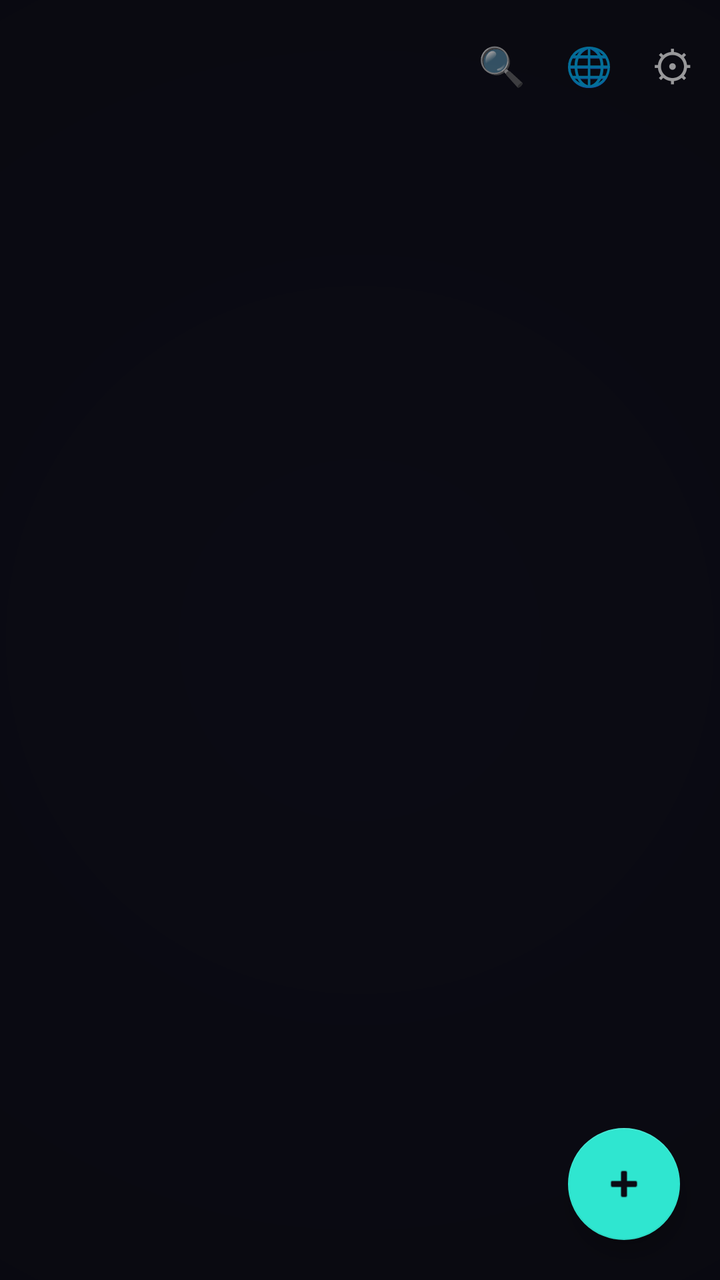
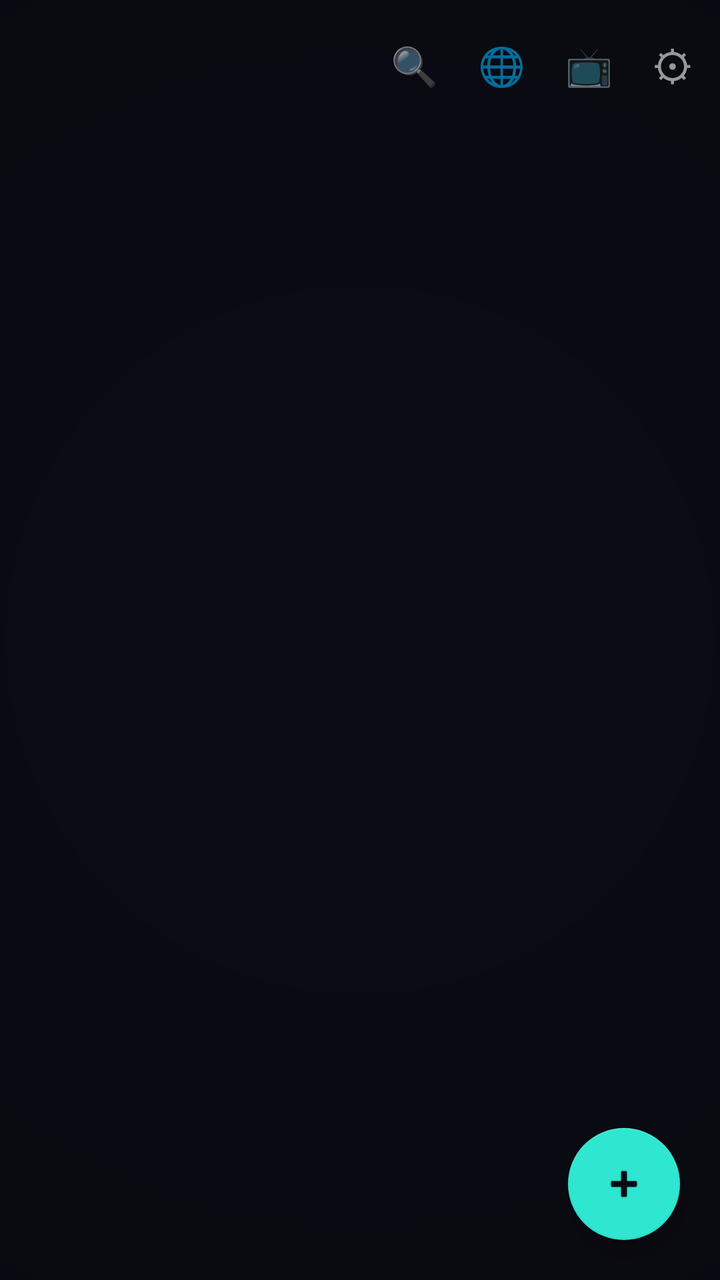

An Android layout rendered at two revisions. The XML below is the earlier revision; the diff shows what the commit changed to produce the second picture.
<!-- AndroidManifest.xml: application theme Theme.RetroTube -->
<!-- res/layout/activity_library.xml -->
<?xml version="1.0" encoding="utf-8"?>
<FrameLayout xmlns:android="http://schemas.android.com/apk/res/android"
    xmlns:app="http://schemas.android.com/apk/res-auto"
    android:layout_width="match_parent"
    android:layout_height="match_parent">

    <LinearLayout
        android:layout_width="match_parent"
        android:layout_height="match_parent"
        android:orientation="vertical">

        <LinearLayout
            android:layout_width="match_parent"
            android:layout_height="wrap_content"
            android:orientation="horizontal"
            android:gravity="center_vertical"
            android:paddingStart="16dp"
            android:paddingEnd="4dp"
            android:paddingVertical="8dp">

            <LinearLayout
                android:id="@+id/breadcrumbRow"
                android:layout_width="wrap_content"
                android:layout_height="wrap_content"
                android:orientation="horizontal"
                android:gravity="center_vertical"
                android:visibility="gone">

                <TextView
                    android:id="@+id/backButton"
                    android:layout_width="wrap_content"
                    android:layout_height="wrap_content"
                    android:text="←"
                    android:textSize="20sp"
                    android:textColor="@color/retro_teal"
                    android:padding="8dp"
                    android:background="?attr/selectableItemBackgroundBorderless" />

                <TextView
                    android:id="@+id/breadcrumbText"
                    android:layout_width="wrap_content"
                    android:layout_height="wrap_content"
                    android:layout_marginStart="4dp"
                    android:textSize="14sp"
                    android:maxLines="1"
                    android:ellipsize="start" />

                <TextView
                    android:id="@+id/editCollectionContentsButton"
                    android:layout_width="wrap_content"
                    android:layout_height="wrap_content"
                    android:layout_marginStart="6dp"
                    android:text="➕"
                    android:textSize="15sp"
                    android:padding="8dp"
                    android:contentDescription="@string/add_to_collection"
                    android:background="?attr/selectableItemBackgroundBorderless"
                    android:visibility="gone" />

            </LinearLayout>

            <View
                android:layout_width="0dp"
                android:layout_height="0dp"
                android:layout_weight="1" />

            <TextView
                android:id="@+id/searchToggleButton"
                android:layout_width="wrap_content"
                android:layout_height="wrap_content"
                android:text="🔍"
                android:textSize="19sp"
                android:padding="10dp"
                android:contentDescription="@string/search_hint"
                android:background="?attr/selectableItemBackgroundBorderless" />

            <TextView
                android:id="@+id/networkSharesButton"
                android:layout_width="wrap_content"
                android:layout_height="wrap_content"
                android:text="🌐"
                android:textSize="19sp"
                android:padding="10dp"
                android:contentDescription="@string/network_shares_title"
                android:background="?attr/selectableItemBackgroundBorderless" />

            <TextView
                android:id="@+id/settingsButton"
                android:layout_width="wrap_content"
                android:layout_height="wrap_content"
                android:text="⚙"
                android:textSize="21sp"
                android:padding="10dp"
                android:contentDescription="@string/global_settings"
                android:background="?attr/selectableItemBackgroundBorderless" />

        </LinearLayout>

        <LinearLayout
            android:id="@+id/searchRow"
            android:layout_width="match_parent"
            android:layout_height="wrap_content"
            android:orientation="horizontal"
            android:gravity="center_vertical"
            android:paddingHorizontal="16dp"
            android:paddingBottom="8dp"
            android:visibility="gone">

            <EditText
                android:id="@+id/searchField"
                android:layout_width="0dp"
                android:layout_height="wrap_content"
                android:layout_weight="1"
                android:layout_marginEnd="8dp"
                android:hint="@string/search_hint"
                android:inputType="text"
                android:maxLines="1"
                android:imeOptions="actionSearch"
                android:background="@color/retro_surface"
                android:paddingHorizontal="12dp"
                android:paddingVertical="8dp" />

            <TextView
                android:id="@+id/sortButton"
                android:layout_width="wrap_content"
                android:layout_height="wrap_content"
                android:text="@string/sort_name"
                android:textColor="@color/retro_teal"
                android:paddingHorizontal="12dp"
                android:paddingVertical="8dp"
                android:background="?attr/selectableItemBackground" />

        </LinearLayout>

        <TextView
            android:id="@+id/emptyLibraryText"
            android:layout_width="match_parent"
            android:layout_height="wrap_content"
            android:gravity="center"
            android:padding="32dp"
            android:text="@string/library_empty"
            android:visibility="gone" />

        <androidx.recyclerview.widget.RecyclerView
            android:id="@+id/libraryList"
            android:layout_width="match_parent"
            android:layout_height="0dp"
            android:layout_weight="1"
            android:clipToPadding="false"
            android:paddingBottom="88dp" />

    </LinearLayout>

    <View
        android:layout_width="match_parent"
        android:layout_height="match_parent"
        android:background="@drawable/chrome_vignette"
        android:clickable="false"
        android:focusable="false"
        android:importantForAccessibility="no" />

    <com.google.android.material.floatingactionbutton.FloatingActionButton
        android:id="@+id/addFolderButton"
        android:layout_width="wrap_content"
        android:layout_height="wrap_content"
        android:layout_gravity="bottom|end"
        android:layout_margin="20dp"
        android:contentDescription="@string/add_folder"
        android:src="@android:drawable/ic_input_add"
        app:backgroundTint="@color/retro_teal"
        app:tint="@color/retro_background"
        app:elevation="6dp" />

</FrameLayout>
<!-- resources referenced by this layout -->
<resources>
  <color name="retro_background">#0B0B14</color>
  <color name="retro_surface">#1A1A26</color>
  <color name="retro_teal">#2FE6D0</color>
  <!-- drawable chrome_vignette (drawable) -->
  <?xml version="1.0" encoding="utf-8"?>
  <shape xmlns:android="http://schemas.android.com/apk/res/android">
      <gradient
          android:type="radial"
          android:gradientRadius="480dp"
          android:centerX="0.5"
          android:centerY="0.5"
          android:startColor="#00000000"
          android:endColor="#3D000000" />
  </shape>
  <string name="add_folder">Add Folder</string>
  <string name="add_to_collection">Add to collection</string>
  <string name="global_settings">Default Settings</string>
  <string name="library_empty">No videos yet. Tap \"Add Folder\" to point RetroTube at a folder of videos.</string>
  <string name="network_shares_title">Network Shares</string>
  <string name="search_hint">Search this folder</string>
  <string name="sort_name">Sort: Name</string>
  <style name="Theme.RetroTube" parent="Theme.MaterialComponents.NoActionBar">
          <item name="colorPrimary">@color/retro_teal</item>
          <item name="colorPrimaryDark">@color/retro_background</item>
          <item name="colorOnPrimary">@color/retro_teal_on</item>
          <item name="colorSecondary">@color/retro_magenta</item>
          <item name="colorOnSecondary">@color/retro_magenta_on</item>
          <item name="colorSurface">@color/retro_surface</item>
          <item name="colorOnSurface">@color/retro_text_primary</item>
          <item name="colorOnBackground">@color/retro_text_primary</item>
          <item name="android:windowBackground">@color/retro_background</item>
          <item name="android:textColorPrimary">@color/retro_text_primary</item>
          <item name="android:textColorSecondary">@color/retro_text_muted</item>
          <item name="radioButtonStyle">@style/Widget.RetroTube.RadioButton</item>
          <item name="switchStyle">@style/Widget.RetroTube.Switch</item>
      </style>
  <color name="retro_teal_on">#05201C</color>
  <color name="retro_magenta">#FF2E88</color>
  <color name="retro_magenta_on">#2B0716</color>
  <color name="retro_text_primary">#F2F2F5</color>
  <color name="retro_text_muted">#9098A6</color>
  <style name="Widget.RetroTube.RadioButton" parent="Widget.MaterialComponents.CompoundButton.RadioButton">
          <item name="android:minHeight">56dp</item>
          <item name="android:paddingVertical">10dp</item>
          <item name="android:paddingStart">4dp</item>
          <item name="android:gravity">center_vertical</item>
      </style>
  <style name="Widget.RetroTube.Switch" parent="Widget.MaterialComponents.CompoundButton.Switch">
          <item name="android:minHeight">56dp</item>
          <item name="android:paddingVertical">10dp</item>
          <item name="android:paddingStart">4dp</item>
          <item name="android:gravity">center_vertical</item>
      </style>
</resources>

<!-- the commit's change to res/layout/activity_library.xml (unified diff, before → after) -->
@@ -82,6 +82,16 @@
                 android:textSize="19sp"
                 android:padding="10dp"
                 android:contentDescription="@string/network_shares_title"
+                android:background="?attr/selectableItemBackgroundBorderless" />
+
+            <TextView
+                android:id="@+id/tvModeButton"
+                android:layout_width="wrap_content"
+                android:layout_height="wrap_content"
+                android:text="📺"
+                android:textSize="19sp"
+                android:padding="10dp"
+                android:contentDescription="@string/tv_mode"
                 android:background="?attr/selectableItemBackgroundBorderless" />
 
             <TextView
<!-- resource entries referenced after the edit -->
@@ -21,6 +21,7 @@
   <string name="network_shares_title">Network Shares</string>
   <string name="search_hint">Search this folder</string>
   <string name="sort_name">Sort: Name</string>
+  <string name="tv_mode">TV Mode</string>
   <style name="Theme.RetroTube" parent="Theme.MaterialComponents.NoActionBar">
           <item name="colorPrimary">@color/retro_teal</item>
           <item name="colorPrimaryDark">@color/retro_background</item>
